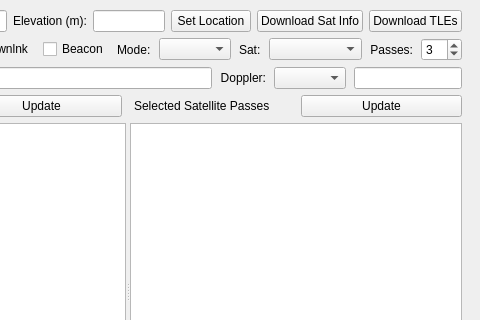
Venturer/SkyHamSat, file SkyHamSat.ui: the form before one commit; both pictures show x 224 to 704 and y 0 to 320 of the 704 by 589 pixel window.
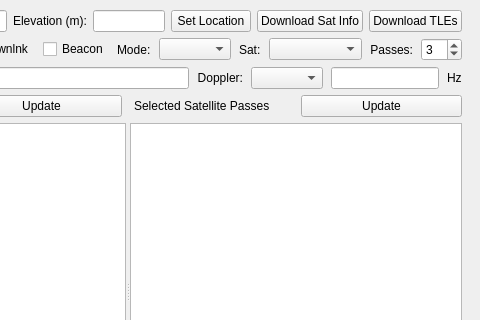
The form after the commit. Icons and pictures are not drawn.

Commit message: Doppler display changed. Label 'Hz' added.

```diff
--- a/SkyHamSat.ui
+++ b/SkyHamSat.ui
@@ -241,7 +241,7 @@
         </property>
         <property name="minimumSize">
          <size>
-          <width>100</width>
+          <width>60</width>
           <height>0</height>
          </size>
         </property>
@@ -253,6 +253,13 @@
         </property>
        </widget>
       </item>
+      <item>
+       <widget class="QLabel" name="label_10">
+        <property name="text">
+         <string>Hz</string>
+        </property>
+       </widget>
+      </item>
      </layout>
     </item>
     <item>
```
